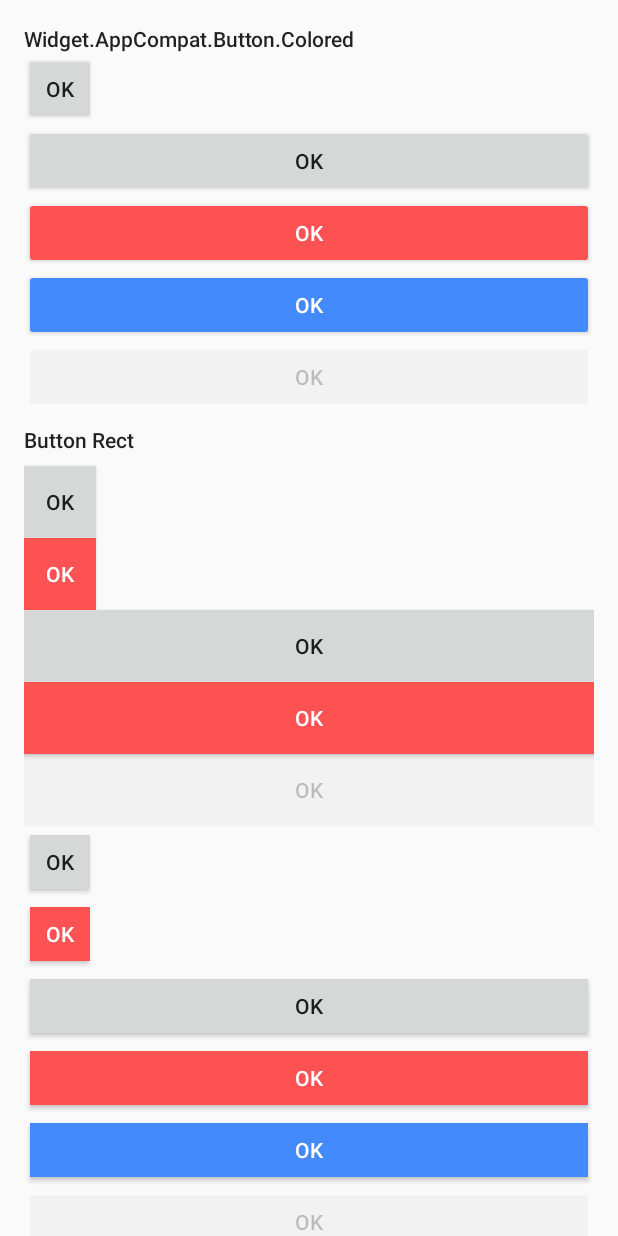
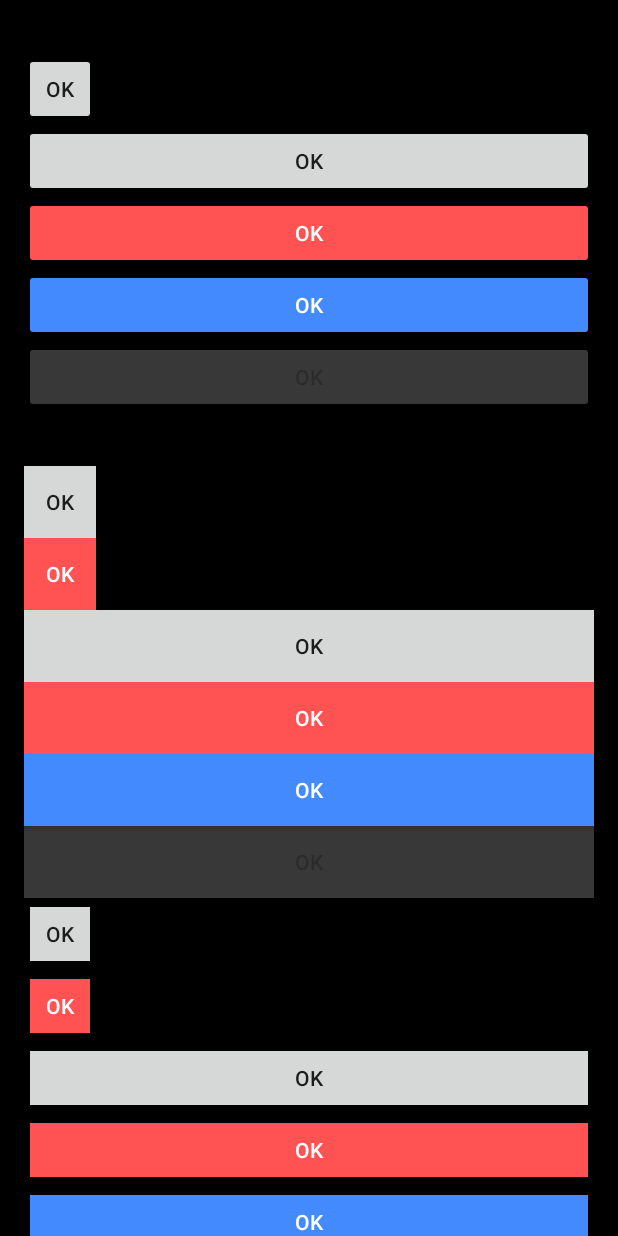
Before and after one commit to giaquino/Pastel, an Android app: the ButtonActivity screen opened directly, with no data from a screen before it, on a phone screen of 412 x 824 dp. Run offline under Robolectric (Android 15) with nearby library versions, the phone set to English and light mode, and no system bars.

Commit message:
Add more button to sample application

```diff
--- a/sample/src/main/res/layout/button_activity.xml
+++ b/sample/src/main/res/layout/button_activity.xml
@@ -4,6 +4,7 @@
     xmlns:app="http://schemas.android.com/apk/res-auto"
     android:layout_width="match_parent"
     android:layout_height="match_parent"
+    android:background="@android:color/black"
     android:orientation="vertical">
 
   <android.support.v4.widget.NestedScrollView
@@ -95,6 +96,13 @@
       <Button
           android:layout_width="match_parent"
           android:layout_height="wrap_content"
+          android:text="@string/button_label"
+          android:theme="@style/My.ThemeOverlay.Theme.SecondaryAccent"
+          style="@style/Pastel.Button.NoInset.Rect.Colored" />
+
+      <Button
+          android:layout_width="match_parent"
+          android:layout_height="wrap_content"
           android:enabled="false"
           android:text="@string/button_label"
           style="@style/Pastel.Button.NoInset.Rect.Colored" />
@@ -173,6 +181,20 @@
           android:text="@string/button_label"
           style="@style/Pastel.Button.NoInset.Rect.Rounded.Colored" />
 
+      <Button
+          android:layout_width="match_parent"
+          android:layout_height="wrap_content"
+          android:text="@string/button_label"
+          android:theme="@style/My.ThemeOverlay.Theme.SecondaryAccent"
+          style="@style/Pastel.Button.NoInset.Rect.Rounded.Colored" />
+
+      <Button
+          android:layout_width="match_parent"
+          android:layout_height="wrap_content"
+          android:enabled="false"
+          android:text="@string/button_label"
+          style="@style/Pastel.Button.NoInset.Rect.Rounded.Colored" />
+
       <!-- Button Rect Rounded Colored -->
 
       <Button
@@ -247,6 +269,20 @@
           android:text="@string/button_label"
           style="@style/Pastel.Button.NoInset.Rect.Oval.Colored" />
 
+      <Button
+          android:layout_width="match_parent"
+          android:layout_height="wrap_content"
+          android:text="@string/button_label"
+          android:theme="@style/My.ThemeOverlay.Theme.SecondaryAccent"
+          style="@style/Pastel.Button.NoInset.Rect.Oval.Colored" />
+
+      <Button
+          android:layout_width="match_parent"
+          android:layout_height="wrap_content"
+          android:enabled="false"
+          android:text="@string/button_label"
+          style="@style/Pastel.Button.NoInset.Rect.Oval.Colored" />
+
       <!-- Button Rect Rounded Colored -->
 
       <Button
@@ -309,6 +345,20 @@
           android:text="@string/button_label"
           style="@style/Pastel.Button.NoInset.Rect.Outline.Colored" />
 
+      <Button
+          android:layout_width="match_parent"
+          android:layout_height="wrap_content"
+          android:text="@string/button_label"
+          android:theme="@style/My.ThemeOverlay.Theme.SecondaryAccent"
+          style="@style/Pastel.Button.NoInset.Rect.Outline.Colored" />
+
+      <Button
+          android:layout_width="match_parent"
+          android:layout_height="wrap_content"
+          android:enabled="false"
+          android:text="@string/button_label"
+          style="@style/Pastel.Button.NoInset.Rect.Outline.Colored" />
+
       <!-- Button Rect Outline Colored -->
 
       <Button
```
